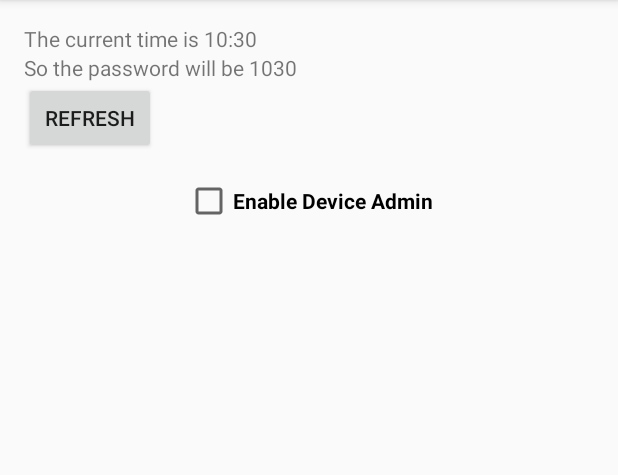
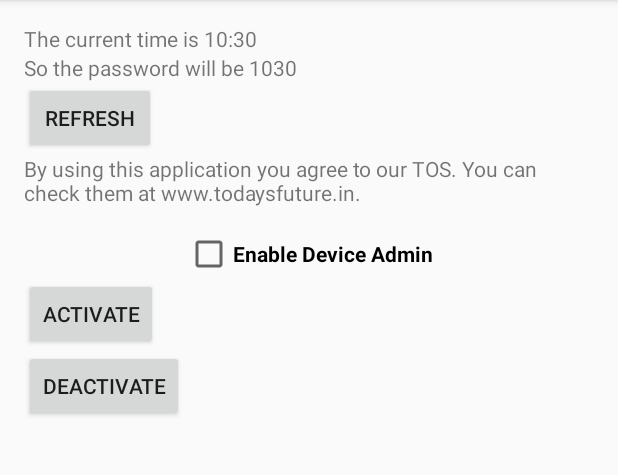
Before and after one commit to RxMz/DynPin, an Android app: the screen it shows after launch (MainActivity), on a phone screen of 412 x 824 dp, the part 84-559 px from its top. Run offline under Robolectric (Android 15) with nearby library versions, the phone set to English and light mode, and no system bars.

Commit message:
First Commit

```diff
--- a/app/src/main/java/com/todaysfuture/dynpin/MainActivity.java
+++ b/app/src/main/java/com/todaysfuture/dynpin/MainActivity.java
@@ -1,16 +1,17 @@
 package com.todaysfuture.dynpin;
 
+import android.app.AlarmManager;
+import android.app.PendingIntent;
 import android.app.admin.DeviceAdminReceiver;
+import android.app.admin.DevicePolicyManager;
 import android.content.ComponentName;
 import android.content.Context;
-import android.content.DialogInterface;
 import android.content.Intent;
 import android.os.Bundle;
 import android.support.v7.app.AppCompatActivity;
 import android.util.Log;
 import android.view.Menu;
 import android.view.MenuItem;
-import android.app.admin.DevicePolicyManager;
 import android.view.View;
 import android.widget.Button;
 import android.widget.CheckBox;
@@ -23,15 +24,13 @@ import java.util.Calendar;
 import java.util.GregorianCalendar;
 
 public class MainActivity extends AppCompatActivity {
+
     private final static String LOG_TAG="DevicePolicyAdmin";
-    DevicePolicyManager minochaDevicePolicyManager;
-    ComponentName minochaDevicePolicyAdmin;
+    public static DevicePolicyManager minochaDevicePolicyManager;
+    public static ComponentName minochaDevicePolicyAdmin;
     private CheckBox minochaAdminEnabled;
     protected static final int REQUEST_ENABLE=1;
     protected static final int SET_PASSWORD=2;
-
-
-
     Calendar c = Calendar.getInstance();
     int hour=c.get(Calendar.HOUR_OF_DAY);
     int minute=c.get(Calendar.MINUTE);
@@ -39,27 +38,68 @@ public class MainActivity extends AppCompatActivity {
     SimpleDateFormat sdf = new SimpleDateFormat("hh:mm");
     String date = sdf.format(calendar.getTime());
     String str=date.charAt(0)+""+date.charAt(1)+""+date.charAt(3)+""+date.charAt(4);
+    private AlarmManager alarmMgr;
+    private PendingIntent alarmIntent;
+    private TextView TimeText;
+    private TextView PinText;
+    private Button RefreshButton;
+
+
 
     @Override
     protected void onCreate(Bundle savedInstanceState) {
         super.onCreate(savedInstanceState);
         setContentView(R.layout.activity_main);
+
+        Button activater=(Button)findViewById(R.id.btnActivate);
+        activater.setOnClickListener(new View.OnClickListener() {
+            @Override
+            public void onClick(View v) {
+                Intent intent2 = new Intent(MainActivity.this,MyABService.class);
+                PendingIntent pintent = PendingIntent.getService(MainActivity.this, 0, intent2, 0);
+                AlarmManager alarm_manager = (AlarmManager) getSystemService(Context.ALARM_SERVICE);
+                alarm_manager.setRepeating(AlarmManager.RTC, c.getTimeInMillis(), 60*1000,  pintent);
+            }
+        });
+        Button deactivator=(Button)findViewById(R.id.btnDeactivate);
+        deactivator.setOnClickListener(new View.OnClickListener() {
+            @Override
+            public void onClick(View v) {
+                Toast.makeText(MainActivity.this,
+                        "Deactivated the changer! The pin is now 9999.", Toast.LENGTH_LONG).show();
+                Intent intent2 = new Intent(MainActivity.this,MyABService.class);
+                PendingIntent pintent = PendingIntent.getService(MainActivity.this, 0, intent2, 0);
+                AlarmManager alarm_manager = (AlarmManager) getSystemService(Context.ALARM_SERVICE);
+                alarm_manager.cancel(pintent);
+                minochaDevicePolicyManager.resetPassword("9999",0);
+            }
+        });
+
         minochaDevicePolicyManager=(DevicePolicyManager)getSystemService(Context.DEVICE_POLICY_SERVICE);
         minochaDevicePolicyAdmin=new ComponentName(this,MyDevicePolicyReceiver.class);
         minochaAdminEnabled=(CheckBox)findViewById(R.id.checkBox1);
-        final Button refresh=(Button)findViewById(R.id.btn1);
+        RefreshButton=(Button)findViewById(R.id.btn1);
+        PinText=(TextView)findViewById(R.id.tvPIN);
+        TimeText=(TextView)findViewById(R.id.tvTIME);
         displayer();
-         refresh.setOnClickListener(new View.OnClickListener() {
+         RefreshButton.setOnClickListener(new View.OnClickListener() {
              @Override
              public void onClick(View v) {
-                 TextView Tv=(TextView)findViewById(R.id.TV);
-                 TextView Tv2=(TextView)findViewById(R.id.Tv2);
-                 String date = sdf.format(calendar.getTime());
-                 Tv.setText("The current time is "+date);
-                 String str=date.charAt(0)+""+date.charAt(1)+""+date.charAt(3)+""+date.charAt(4);
-                 Tv2.setText("So the password will be " + str);
+                 displayer();
              }
          });
+
+    }
+    public void displayer() {
+        Calendar c = Calendar.getInstance();
+        hour=c.get(Calendar.HOUR_OF_DAY);
+        minute=c.get(Calendar.MINUTE);
+        Calendar calendar = new GregorianCalendar(1990, 1, 1, hour, minute);
+        SimpleDateFormat sdf = new SimpleDateFormat("hh:mm");
+        date = sdf.format(calendar.getTime());
+        TimeText.setText("The current time is "+date);
+        str=date.charAt(0)+""+date.charAt(1)+""+date.charAt(3)+""+date.charAt(4);
+        PinText.setText("So the password will be " + str);
     }
     @Override
     protected void onResume(){
@@ -76,30 +116,37 @@ public class MainActivity extends AppCompatActivity {
                     Intent intent = new Intent(DevicePolicyManager.ACTION_ADD_DEVICE_ADMIN);
                     intent.putExtra(DevicePolicyManager.EXTRA_DEVICE_ADMIN, minochaDevicePolicyAdmin);
                     startActivityForResult(intent, REQUEST_ENABLE);
+
                 } else {
                     minochaDevicePolicyManager.removeActiveAdmin(minochaDevicePolicyAdmin);
+
                 }
             }
         });
     }
-    protected void onActivityResult(int requestCode,int resultCode, Intent data){
+      //Here is where the password is set
+    protected void onActivityResult(int requestCode,int resultCode, Intent data) {
         super.onActivityResult(requestCode, resultCode, data);
         if(resultCode==RESULT_OK){
             switch (requestCode){
                 case REQUEST_ENABLE:
-                    Log.v(LOG_TAG, "Enabling policies...");
-                    minochaDevicePolicyManager.resetPassword(str,0);
+                    Log.v(LOG_TAG, "Enabling policies");
                     break;
             }
         }
     }
     private boolean isMyDevicePolicyRecieverActive(){
-        return  minochaDevicePolicyManager.isAdminActive(minochaDevicePolicyAdmin);
+        return minochaDevicePolicyManager.isAdminActive(minochaDevicePolicyAdmin);
     }
-    public static class MyDevicePolicyReceiver extends DeviceAdminReceiver{
+
+
+    //Another class starts here ------------------------------------------------------------
+//0922
+
+    public static class MyDevicePolicyReceiver extends DeviceAdminReceiver {
         @Override
         public void onDisabled(Context context,Intent intent){
-            Toast.makeText(context,"DynPin is now an admin",Toast.LENGTH_SHORT).show();
+            Toast.makeText(context, "DynPin is not an admin anymore", Toast.LENGTH_SHORT).show();
         }
 
         @Override
@@ -110,7 +157,7 @@ public class MainActivity extends AppCompatActivity {
 
         public void onPasswordChanged(Context context, Intent intent) {
             Toast.makeText(context, "Device password is now changed",
-                    Toast.LENGTH_SHORT).show();
+                    Toast.LENGTH_LONG).show();
             DevicePolicyManager localDPM = (DevicePolicyManager) context
                     .getSystemService(Context.DEVICE_POLICY_SERVICE);
             ComponentName localComponent = new ComponentName(context,
@@ -130,14 +177,7 @@ public class MainActivity extends AppCompatActivity {
     }
 
 
-    private void displayer() {
-        TextView Tv=(TextView)findViewById(R.id.TV);
-        TextView Tv2=(TextView)findViewById(R.id.Tv2);
-        String date = sdf.format(calendar.getTime());
-        Tv.setText("The current time is "+date);
-        String str=date.charAt(0)+""+date.charAt(1)+""+date.charAt(3)+""+date.charAt(4);
-        Tv2.setText("So the password will be " + str);
-    }
+
 
 
 
@@ -163,4 +203,6 @@ public class MainActivity extends AppCompatActivity {
         return super.onOptionsItemSelected(item);
     }
 
+
+
 }
--- a/app/src/main/res/layout/activity_main.xml
+++ b/app/src/main/res/layout/activity_main.xml
@@ -13,29 +13,47 @@
     <TextView
         android:layout_width="wrap_content"
         android:layout_height="wrap_content"
-        android:id="@+id/TV"
+        android:id="@+id/tvTIME"
         android:text="nn"/>
     <TextView
         android:layout_width="wrap_content"
         android:layout_height="wrap_content"
-        android:id="@+id/Tv2"
-        android:layout_below="@id/TV"
+        android:id="@+id/tvPIN"
+        android:layout_below="@id/tvTIME"
         android:text="nn"
         />
     <Button
         android:layout_width="wrap_content"
         android:layout_height="wrap_content"
         android:text="Refresh"
-        android:layout_below="@id/Tv2"
+        android:layout_below="@id/tvPIN"
         android:id="@+id/btn1"/>
-
+    <TextView
+        android:layout_width="wrap_content"
+        android:layout_height="wrap_content"
+        android:layout_below="@id/btn1"
+        android:id="@+id/tvBETA"
+        android:text="@string/Instructions"/>
     <CheckBox
         android:id="@+id/checkBox1"
         android:layout_width="wrap_content"
         android:layout_height="wrap_content"
-        android:layout_below="@+id/btn1"
+        android:layout_below="@+id/tvBETA"
         android:layout_centerHorizontal="true"
         android:layout_marginTop="15dp"
         android:text="Enable Device Admin"
-        android:textStyle="bold" />
+        android:textStyle="bold"
+        android:checked="false"/>
+    <Button
+        android:layout_width="wrap_content"
+        android:layout_height="wrap_content"
+        android:id="@+id/btnActivate"
+        android:layout_below="@id/checkBox1"
+        android:text="Activate"/>
+    <Button
+        android:layout_width="wrap_content"
+        android:layout_height="wrap_content"
+        android:id="@+id/btnDeactivate"
+        android:layout_below="@id/btnActivate"
+        android:text="Deactivate"/>
 </RelativeLayout>
--- a/app/src/main/res/values/strings.xml
+++ b/app/src/main/res/values/strings.xml
@@ -5,5 +5,6 @@
     <string name="device_admin">Rishabh is Device Admin</string>
     <string name="device_admin_description">device admin implementation which shows the usage of DevicePolicyManager class.  This implementation provides you a way to control a device\'s security.</string>
     <string name="explanation">Simply</string>
+    <string name="Instructions">By using this application you agree to our TOS. You can check them at www.todaysfuture.in.</string>
     <string name="admin_explanation">Device Admin helps the user to get special privileges, for eg. to access the DynPins network data. These privileges can only be acquired by accepting these policies.</string>
 </resources>
```
Also changed, not shown: app/src/main/AndroidManifest.xml (+5 -2 lines), app/src/main/java/com/todaysfuture/dynpin/MyABReceiver.java (added, +28 -0 lines), app/src/main/java/com/todaysfuture/dynpin/MyABService.java (added, +90 -0 lines), app/src/main/java/com/todaysfuture/dynpin/MyDevicePolicyReceiver.java (deleted, +0 -7 lines), app/src/main/java/com/todaysfuture/dynpin/MyService.java (added, +43 -0 lines), 176 other files.
